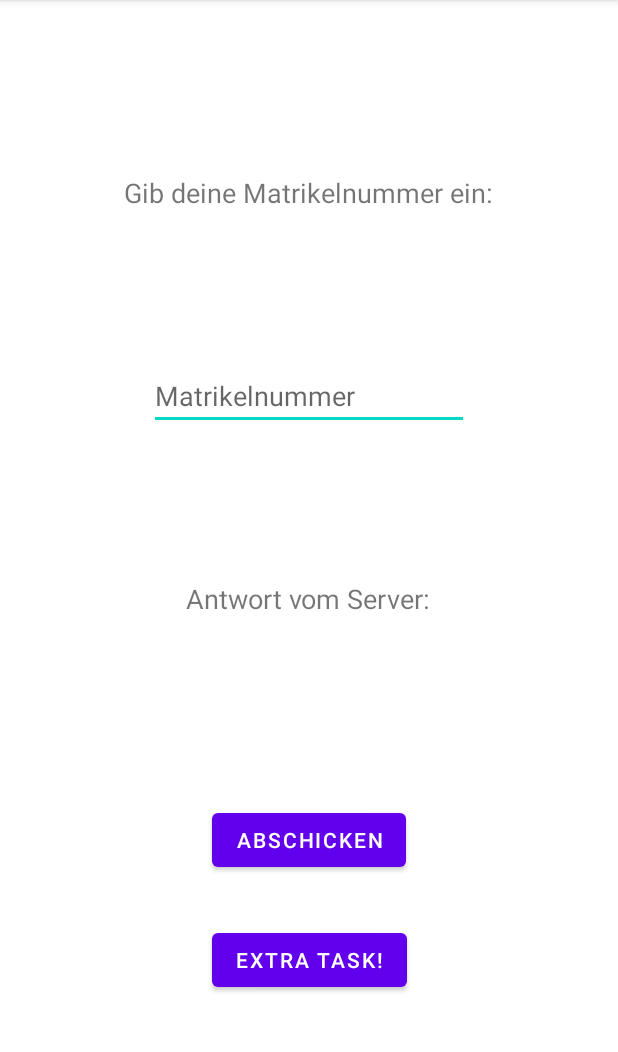
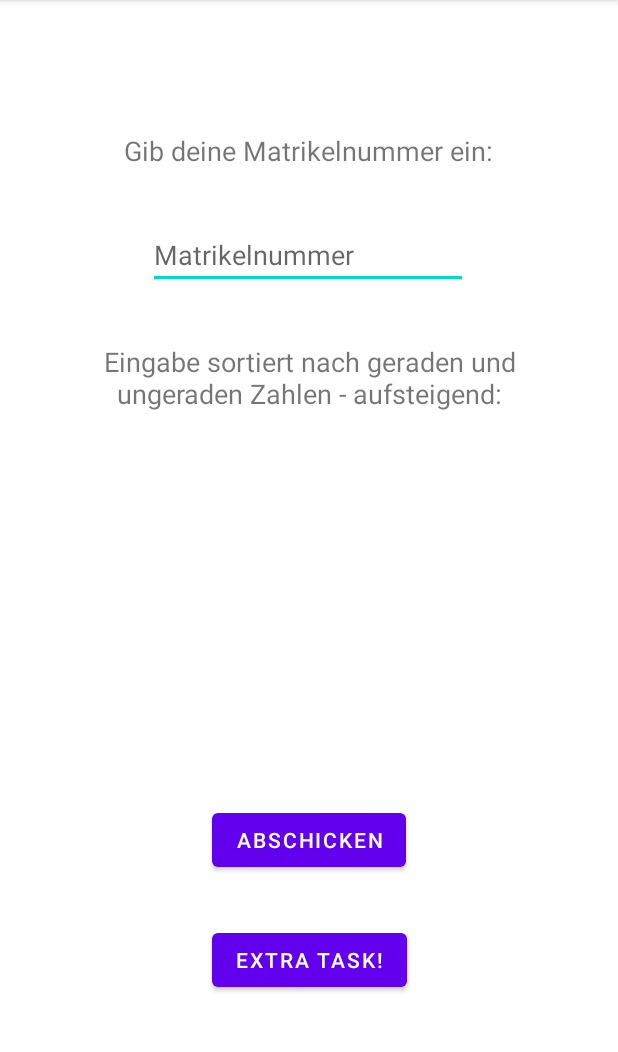
Before and after one commit to fml-69/SE2Einzelphase, an Android app: the screen it shows after launch (MainActivity), after a tap on "EXTRA TASK!", on a phone screen of 412 x 824 dp, the part 84-1136 px from its top. Run offline under Robolectric (Android 15) with nearby library versions, the phone set to English and light mode, and no system bars; 1 other tap on this screen came first.

Commit message:
fine tuning of design: heading now changes dynamicly; moved a few elements around to make everything look nice;

```diff
--- a/app/src/main/java/com/task01/se2einzelphase/MainActivity.java
+++ b/app/src/main/java/com/task01/se2einzelphase/MainActivity.java
@@ -10,6 +10,7 @@ import android.widget.TextView;
 public class MainActivity extends AppCompatActivity {
     private Button sendBtn;
     private Button extraTaskBtn;
+    private TextView headingText;
     private TextView outputText;
     private EditText inputValue;
     private Networker networker;
@@ -31,6 +32,8 @@ public class MainActivity extends AppCompatActivity {
                     catch(Exception e){
                         e.printStackTrace();
                     }
+                    headingText = findViewById(R.id.outputHeading);
+                    headingText.setText(getResources().getString(R.string.server_output_heading));
                     outputText = findViewById(R.id.outputText);
                     outputText.setText(networker.getOutputString());
                 }
@@ -47,6 +50,8 @@ public class MainActivity extends AppCompatActivity {
                     catch(Exception e){
                         e.printStackTrace();
                     }
+                    headingText = findViewById(R.id.outputHeading);
+                    headingText.setText(getResources().getString(R.string.local_output_heading));
                     outputText = findViewById(R.id.outputText);
                     outputText.setText(numberWorker.getOutputString());
                 }
--- a/app/src/main/res/layout/activity_main.xml
+++ b/app/src/main/res/layout/activity_main.xml
@@ -11,7 +11,7 @@
         android:id="@+id/enterNumberHeading"
         android:layout_width="wrap_content"
         android:layout_height="wrap_content"
-        android:layout_marginTop="116dp"
+        android:layout_marginTop="88dp"
         android:focusable="false"
         android:text="@string/enter_number_heading"
         android:textSize="18sp"
@@ -24,14 +24,18 @@
         android:id="@+id/inputNumber"
         android:layout_width="wrap_content"
         android:layout_height="wrap_content"
+        android:layout_marginTop="32dp"
+        android:layout_marginBottom="32dp"
         android:autofillHints="@string/number_input_hint"
         android:ems="10"
         android:hint="@string/number_input_hint"
         android:inputType="number"
-        app:layout_constraintBottom_toTopOf="@+id/serverOutputHeading"
+        app:layout_constraintBottom_toTopOf="@+id/outputHeading"
         app:layout_constraintEnd_toEndOf="parent"
+        app:layout_constraintHorizontal_bias="0.497"
         app:layout_constraintStart_toStartOf="parent"
-        app:layout_constraintTop_toBottomOf="@+id/enterNumberHeading" />
+        app:layout_constraintTop_toBottomOf="@+id/enterNumberHeading"
+        app:layout_constraintVertical_bias="0.352" />
 
     <Button
         android:id="@+id/sendToServer"
@@ -56,23 +60,24 @@
         app:layout_constraintStart_toStartOf="parent" />
 
     <TextView
-        android:id="@+id/serverOutputHeading"
+        android:id="@+id/outputHeading"
         android:layout_width="wrap_content"
         android:layout_height="wrap_content"
-        android:layout_marginBottom="50dp"
+        android:layout_marginTop="116dp"
         android:focusable="false"
-        android:text="@string/server_output_heading"
+        android:paddingLeft="32sp"
+        android:paddingRight="32sp"
+        android:textAlignment="center"
         android:textSize="18sp"
-        app:layout_constraintBottom_toTopOf="@+id/outputText"
         app:layout_constraintEnd_toEndOf="parent"
-        app:layout_constraintHorizontal_bias="0.497"
-        app:layout_constraintStart_toStartOf="parent" />
+        app:layout_constraintHorizontal_bias="0.501"
+        app:layout_constraintStart_toStartOf="parent"
+        app:layout_constraintTop_toBottomOf="@+id/enterNumberHeading" />
 
     <TextView
         android:id="@+id/outputText"
         android:layout_width="wrap_content"
         android:layout_height="wrap_content"
-        android:layout_marginBottom="50dp"
         android:focusable="false"
         android:paddingLeft="32sp"
         android:paddingRight="32sp"
@@ -80,7 +85,9 @@
         android:textSize="18sp"
         app:layout_constraintBottom_toTopOf="@+id/sendToServer"
         app:layout_constraintEnd_toEndOf="parent"
-        app:layout_constraintHorizontal_bias="0.498"
-        app:layout_constraintStart_toStartOf="parent" />
+        app:layout_constraintHorizontal_bias="0.5"
+        app:layout_constraintStart_toStartOf="parent"
+        app:layout_constraintTop_toBottomOf="@+id/outputHeading"
+        app:layout_constraintVertical_bias="0.5" />
 
 </androidx.constraintlayout.widget.ConstraintLayout>
--- a/app/src/main/res/values/strings.xml
+++ b/app/src/main/res/values/strings.xml
@@ -4,5 +4,6 @@
     <string name="number_input_hint">Matrikelnummer</string>
     <string name="button_text_send_to_server">ABSCHICKEN</string>
     <string name="server_output_heading">Antwort vom Server:</string>
+    <string name="local_output_heading">Eingabe sortiert nach geraden und ungeraden Zahlen - aufsteigend:</string>
     <string name="button_text_extra_task">Extra Task!</string>
 </resources>
```
